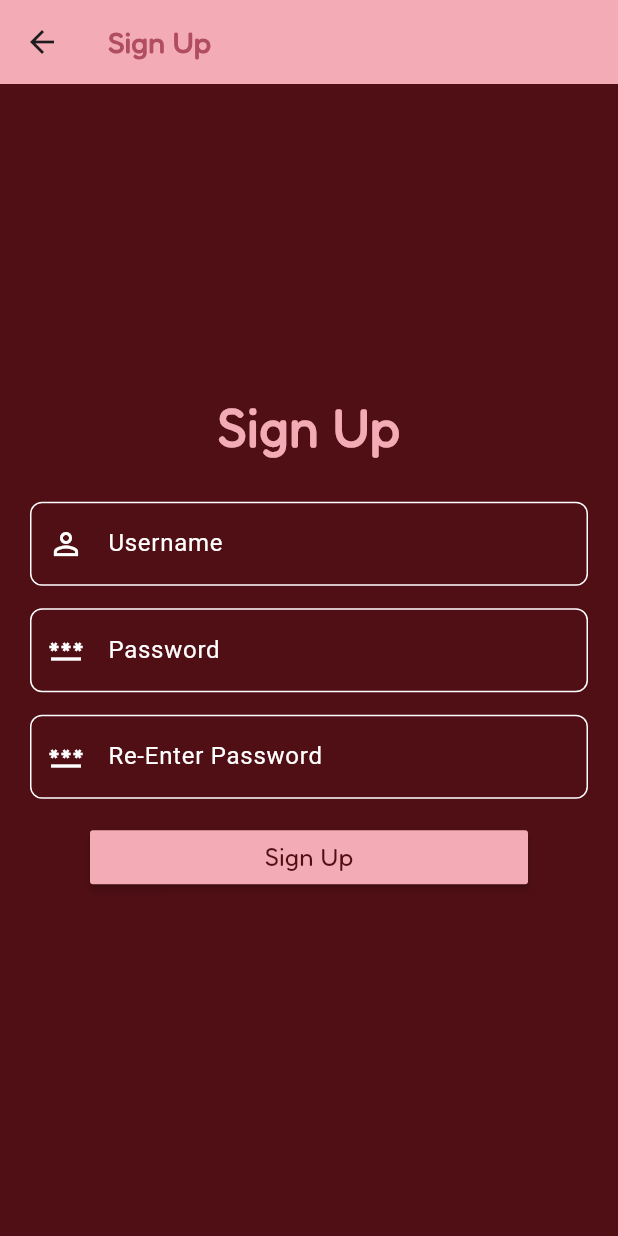
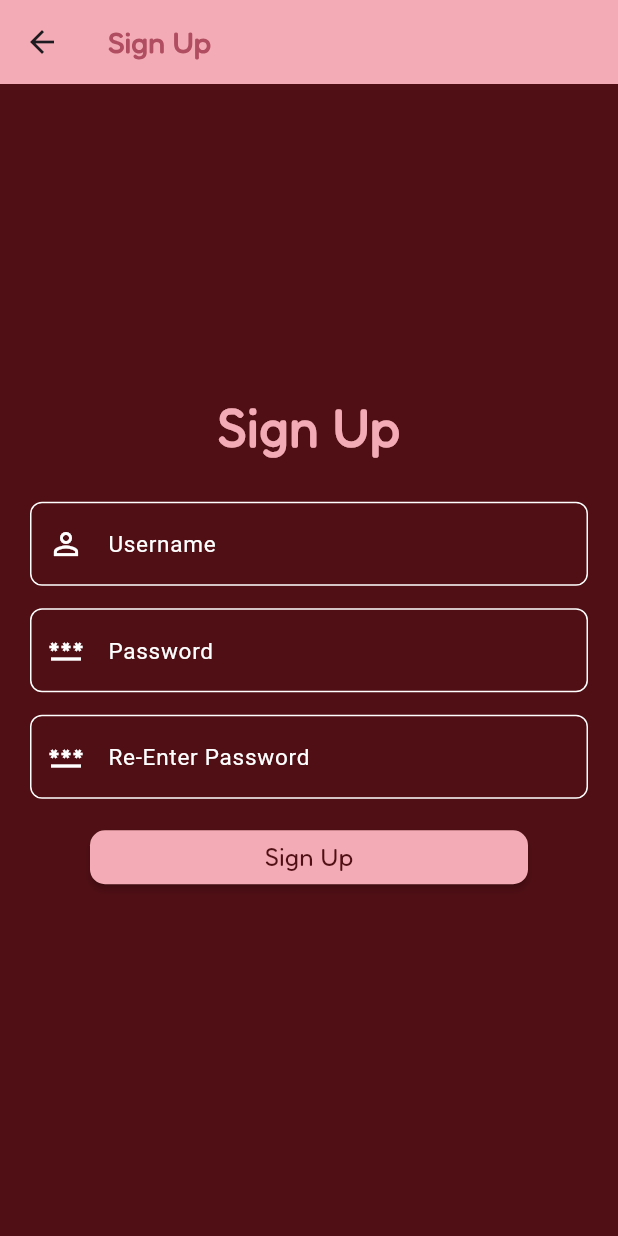
Before and after one commit to elviazamora338/app_2024, a Flutter app: the SignUpScreen screen opened directly, on a phone screen of 412 x 824 dp. Run offline on Flutter 3.47's test engine with Material 3 defaults, Android fonts, the phone set to English and light mode, and no system bars; Roboto replaces fonts that are missing (Montserrat-Regular).

Commit message:
fix fontz/add focused/add const/rounded edges

```diff
--- a/lib/screens/sign_up_screen.dart
+++ b/lib/screens/sign_up_screen.dart
@@ -20,12 +20,12 @@ class _SignUpScreenState extends State<SignUpScreen> {
           ),
         backgroundColor: const Color(0xFFF3ACB5),
       ),
-      backgroundColor: Color(0xFF500F15),
+      backgroundColor: const Color(0xFF500F15),
       body: Column(
         mainAxisAlignment: MainAxisAlignment.center,
         crossAxisAlignment: CrossAxisAlignment.center,
         children: [
-          Text(
+          const Text(
             'Sign Up',
             style: TextStyle(
               fontSize: 35,
@@ -45,17 +45,32 @@ class _SignUpScreenState extends State<SignUpScreen> {
                   Padding(
                     padding: const EdgeInsets.symmetric(horizontal: 20.0),
                     child: TextFormField(
-                      style: TextStyle(color: Colors.white),
+                      style: const TextStyle(color: Colors.white),
                       keyboardType: TextInputType.emailAddress,
                       decoration: InputDecoration(
                         labelText: 'Username',
-                        labelStyle: TextStyle(color: Colors.white),
+                        labelStyle: const TextStyle (
+                          color: Colors.white,
+                          fontFamily:"Montserrat-Regular",
+                          fontSize: 15.0,
+                        ),
                         hintText: 'Enter Username',
-                        hintStyle: TextStyle(color:  Color(0xFFF3ACB5)),
-                        prefixIcon: Icon(Icons.perm_identity, color: Colors.white),
+                        hintStyle: const TextStyle (
+                          color:  Color(0xFFF3ACB5),
+                          fontFamily:"Montserrat-Regular",
+                          fontSize: 15.0,
+                        ),
+                        prefixIcon: const Icon(Icons.perm_identity, color: Colors.white),
                         enabledBorder: OutlineInputBorder(
                           borderRadius: BorderRadius.circular(8.0),
-                          borderSide: BorderSide(color: Colors.white),
+                          borderSide: const BorderSide(color: Colors.white),
+                        ),
+                        focusedBorder: const OutlineInputBorder(
+                          borderRadius: BorderRadius.all(Radius.circular(10)),
+                          borderSide: BorderSide(
+                            color: Color(0xFFF3ACB5),
+                          ),
+
                         ),
                       ),
 
@@ -69,23 +84,38 @@ class _SignUpScreenState extends State<SignUpScreen> {
                   ),
 
                   //add some space between input fields
-                  SizedBox(height: 15.0),
+                  const SizedBox(height: 15.0),
 
 
                   Padding(
                     padding: const EdgeInsets.symmetric(horizontal: 20.0),
                     child: TextFormField(
-                      style: TextStyle(color: Colors.white),
+                      style: const TextStyle(color: Colors.white),
                       keyboardType: TextInputType.visiblePassword,
                       decoration: InputDecoration(
                         labelText: 'Password',
-                        labelStyle: TextStyle(color: Colors.white),
+                        labelStyle: const TextStyle (
+                          color: Colors.white,
+                          fontFamily:"Montserrat-Regular",
+                          fontSize: 15.0,
+                        ),
                         hintText: 'Enter Password',
-                        hintStyle: TextStyle(color:  Color(0xFFF3ACB5)),
-                        prefixIcon: Icon(Icons.password, color: Colors.white),
+                        hintStyle: const TextStyle (
+                          color:  Color(0xFFF3ACB5),
+                          fontFamily:"Montserrat-Regular",
+                          fontSize: 15.0,
+                        ),
+                        prefixIcon: const Icon(Icons.password, color: Colors.white),
                         enabledBorder: OutlineInputBorder(
                           borderRadius: BorderRadius.circular(8.0),
-                          borderSide: BorderSide(color: Colors.white),
+                          borderSide: const BorderSide(color: Colors.white),
+                        ),
+                        focusedBorder: const OutlineInputBorder(
+                          borderRadius: BorderRadius.all(Radius.circular(10)),
+                          borderSide: BorderSide(
+                            color: Color(0xFFF3ACB5),
+                          ),
+
                         ),
                       ),
 
@@ -99,23 +129,38 @@ class _SignUpScreenState extends State<SignUpScreen> {
                   ),
 
                   //add some space between input fields
-                  SizedBox(height: 15.0),
+                  const SizedBox(height: 15.0),
 
 
                   Padding(
                     padding: const EdgeInsets.symmetric(horizontal: 20.0),
                     child: TextFormField(
-                      style: TextStyle(color: Colors.white),
+                      style: const TextStyle(color: Colors.white),
                       keyboardType: TextInputType.visiblePassword,
                       decoration: InputDecoration(
                         labelText: 'Re-Enter Password',
-                        labelStyle: TextStyle(color: Colors.white),
+                        labelStyle: const TextStyle (
+                          color: Colors.white,
+                          fontFamily:"Montserrat-Regular",
+                          fontSize: 15.0,
+                        ),
                         hintText: 'Re-Enter Password',
-                        hintStyle: TextStyle(color:  Color(0xFFF3ACB5)),
-                        prefixIcon: Icon(Icons.password, color: Colors.white),
+                        hintStyle: const TextStyle (
+                          color:  Color(0xFFF3ACB5),
+                          fontFamily:"Montserrat-Regular",
+                          fontSize: 15.0,
+                        ),
+                        prefixIcon: const Icon(Icons.password, color: Colors.white),
                         enabledBorder: OutlineInputBorder(
                           borderRadius: BorderRadius.circular(8.0),
-                          borderSide: BorderSide(color: Colors.white),
+                          borderSide: const BorderSide(color: Colors.white),
+                        ),
+                        focusedBorder: const OutlineInputBorder(
+                          borderRadius: BorderRadius.all(Radius.circular(10)),
+                          borderSide: BorderSide(
+                            color: Color(0xFFF3ACB5),
+                          ),
+
                         ),
                       ),
 
@@ -128,25 +173,27 @@ class _SignUpScreenState extends State<SignUpScreen> {
                     ),
                   ),
 
-                  SizedBox(height: 15.0),
+                  const SizedBox(height: 15.0),
 
                   Padding(
                     padding: const EdgeInsets.symmetric(horizontal: 60.0),
                     child: MaterialButton(
                       minWidth: double.infinity,
                       onPressed: () {},
+                      color:const Color(0xFFF3ACB5),
+                      shape: RoundedRectangleBorder(
+                        borderRadius: BorderRadius.circular(10.0),
+                      ),
                       child:
-                        Text(
+                        const Text(
                           'Sign Up',
                           style: TextStyle(
                             fontSize: 17,
                             color: Color(0xFF500F15),
                             fontFamily: "Fredoka",
-
-
                           ),
                         ),
-                        color:Color(0xFFF3ACB5),
+
 
 
 
```
